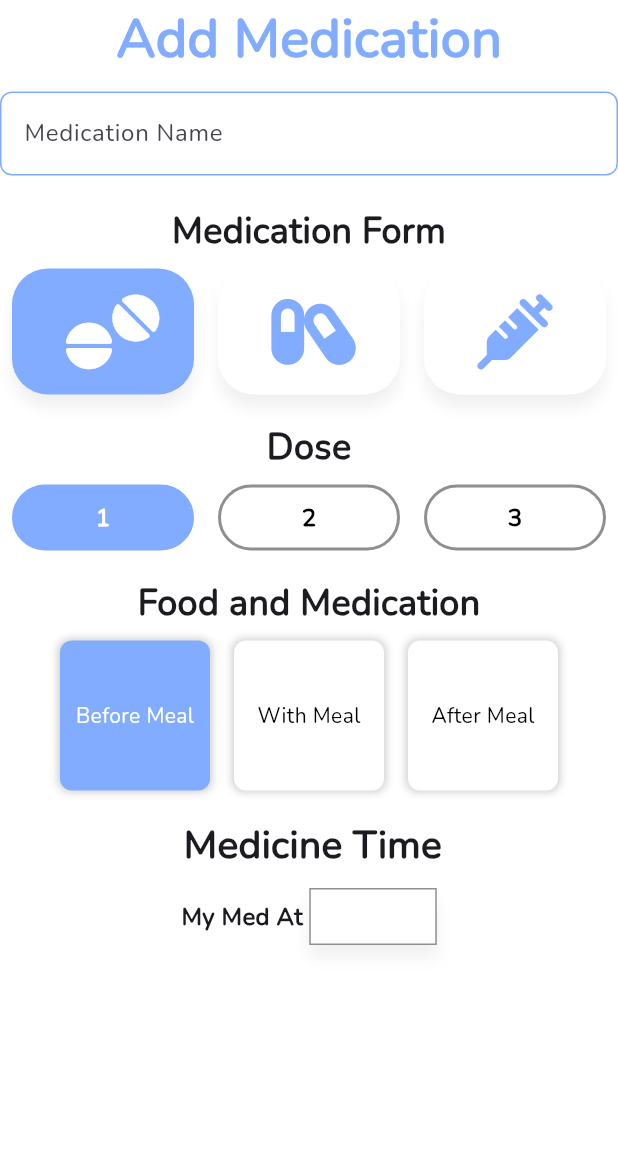
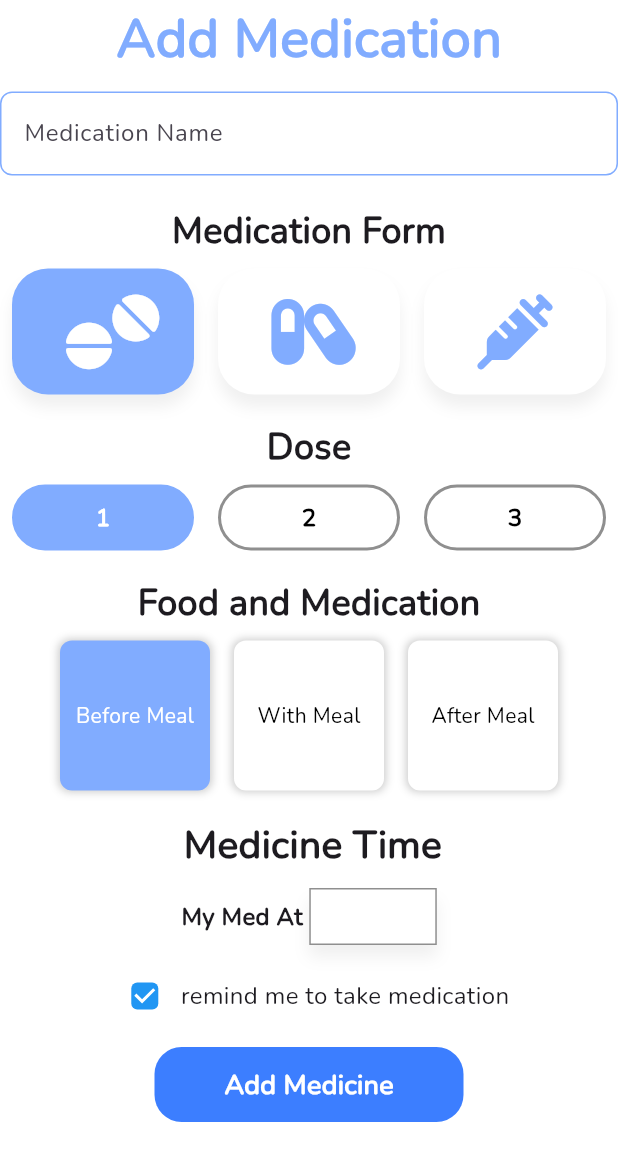
Before and after one commit to Mina176/Pill-Reminder, a Flutter app: the screen it shows after launch, on a phone screen of 412 x 824 dp. Shown: the top 1161 px of the screen. Run offline on Flutter 3.47's test engine with Material 3 defaults, Android fonts, the phone set to English and light mode, and no system bars; our stand-ins replace font_awesome_flutter.

Commit message:
add remind me checkBox & customBtn

```diff
--- a/lib/constants.dart
+++ b/lib/constants.dart
@@ -3,3 +3,5 @@ import 'package:flutter/material.dart';
 const kDisabledColor = Color.fromARGB(255, 143, 143, 143);
 
 const kPrimaryColor = Color(0xFF81ACFF);
+
+const kBtnColor = Color(0xFF3C7EFF);
--- a/lib/views/addDoseVew/widgets/add_dose_body.dart
+++ b/lib/views/addDoseVew/widgets/add_dose_body.dart
@@ -2,9 +2,11 @@ import 'package:flutter/cupertino.dart';
 import 'package:flutter/material.dart';
 import 'package:pill_reminder/views/addDoseVew/widgets/med_dose_select_section.dart';
 import 'add_med_name_section.dart';
+import 'add_pill_btn.dart';
 import 'add_pill_time.dart';
 import 'food_and_med_section.dart';
 import 'med_type_select_section.dart';
+import 'remind_me_section.dart';
 
 class AddDoseBody extends StatefulWidget {
   const AddDoseBody({super.key});
@@ -17,6 +19,7 @@ class _AddDoseBodyState extends State<AddDoseBody> {
   int selectedDose = 0;
   int selectedType = 0;
   int selectedFood = 0;
+  bool? remind = true;
 
   TimeOfDay? selectedTime;
 
@@ -64,7 +67,20 @@ class _AddDoseBodyState extends State<AddDoseBody> {
         AddPillTime(
           onTap: showTimePicker,
           displayedTime: formattedTime,
-        )
+        ),
+        SizedBox(height: 10),
+        RemindMeSection(
+          value: remind!,
+          onChanged: (value) {
+            setState(() {
+              remind = value;
+            });
+          },
+        ),
+        SizedBox(height: 10),
+        CustomBtn(
+          label: 'Add Medicine',
+        ),
       ],
     );
   }
--- /dev/null
+++ b/lib/views/addDoseVew/widgets/add_pill_btn.dart
@@ -0,0 +1,36 @@
+import 'package:flutter/material.dart';
+import 'package:pill_reminder/constants.dart';
+
+class CustomBtn extends StatelessWidget {
+  const CustomBtn({
+    super.key,
+    this.onTap,
+    required this.label,
+  });
+  final String label;
+  final VoidCallback? onTap;
+
+  @override
+  Widget build(BuildContext context) {
+    return GestureDetector(
+      onTap: onTap,
+      child: Container(
+        decoration: BoxDecoration(
+            color: kBtnColor, borderRadius: BorderRadius.circular(18)),
+        width: MediaQuery.of(context).size.width * 0.5,
+        height: 50,
+        child: Center(
+          child: Text(
+            label,
+            style: TextStyle(
+              color: Colors.white,
+              fontSize: 18,
+              fontWeight: FontWeight.w700,
+              letterSpacing: 0.2,
+            ),
+          ),
+        ),
+      ),
+    );
+  }
+}
--- /dev/null
+++ b/lib/views/addDoseVew/widgets/remind_me_section.dart
@@ -0,0 +1,36 @@
+import 'package:flutter/material.dart';
+
+class RemindMeSection extends StatelessWidget {
+  const RemindMeSection(
+      {super.key, required this.value, required this.onChanged});
+
+  final bool value;
+  final ValueChanged<bool> onChanged;
+
+  @override
+  Widget build(BuildContext context) {
+    return Row(
+      mainAxisAlignment: MainAxisAlignment.center,
+      children: [
+        Checkbox(
+          value: value,
+          onChanged: (val) {
+            onChanged(val!);
+          },
+          shape: RoundedRectangleBorder(
+            borderRadius: BorderRadius.circular(4),
+          ),
+          side: BorderSide(
+            color: Colors.blue, // match your design
+            width: 2,
+          ),
+          activeColor: Colors.blue, // checked color
+        ),
+        Text(
+          'remind me to take medication',
+          style: TextStyle(fontSize: 16),
+        ),
+      ],
+    );
+  }
+}
```
